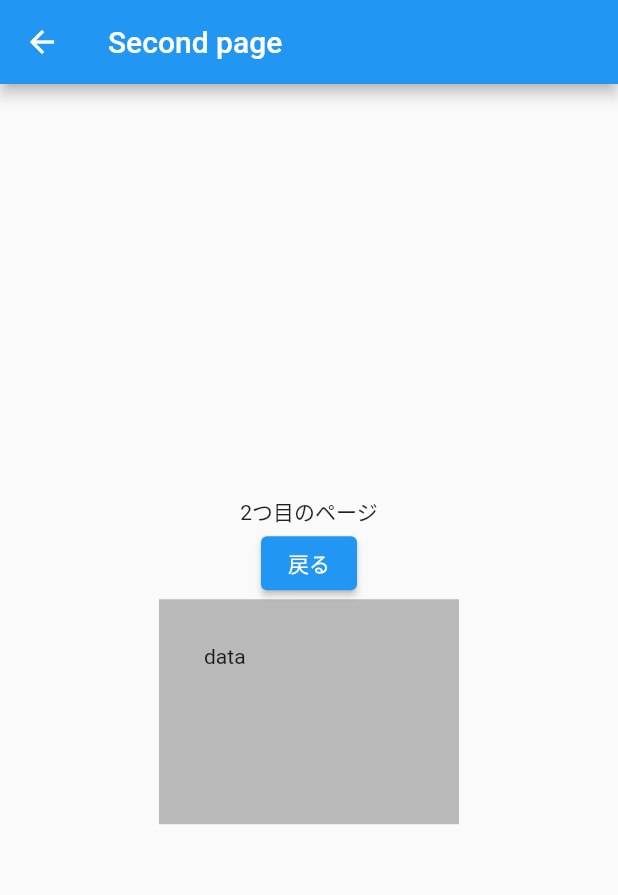
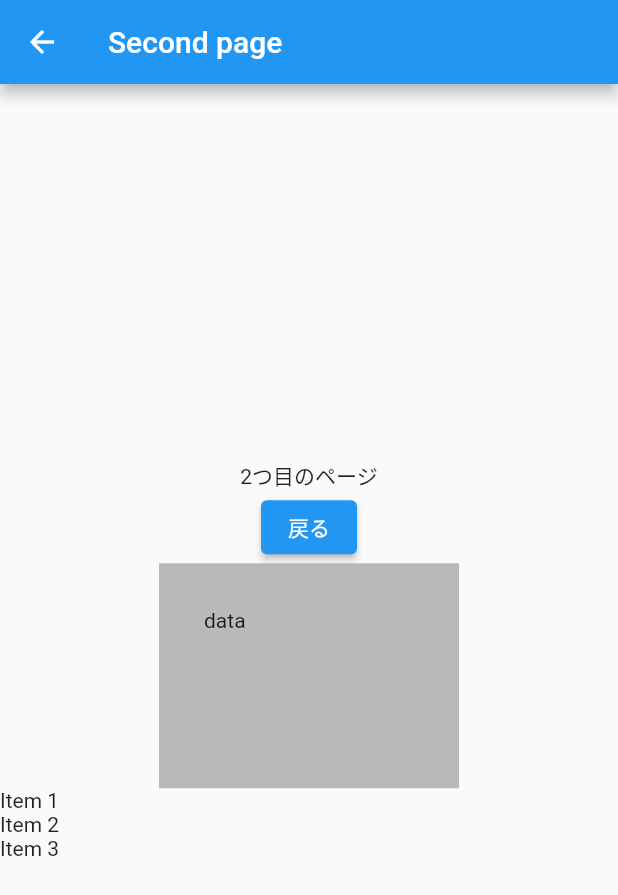
Before and after one commit to kazumahashimoto-rikoten/flutter_application_1, a Flutter app: the NextPage screen opened directly, on a phone screen of 412 x 824 dp. Shown: the top 895 px of the screen. Run offline on Flutter 3.47's test engine with Material 2 defaults, Android fonts, the phone set to English and light mode, and no system bars.

Commit message:
リストを作った

```diff
--- a/lib/next_page.dart
+++ b/lib/next_page.dart
@@ -28,6 +28,14 @@ class NextPage extends StatelessWidget {
               child: const Text('data'),
               padding: EdgeInsets.all(30.0),
             ),
+            ListView(
+              shrinkWrap: true, //ListViewでこれないとColumnの中でリスト使えない
+              children: [
+                Text('Item 1'),
+                Text('Item 2'),
+                Text('Item 3'),
+              ],
+            ),
           ],
         ),
       ),
```
